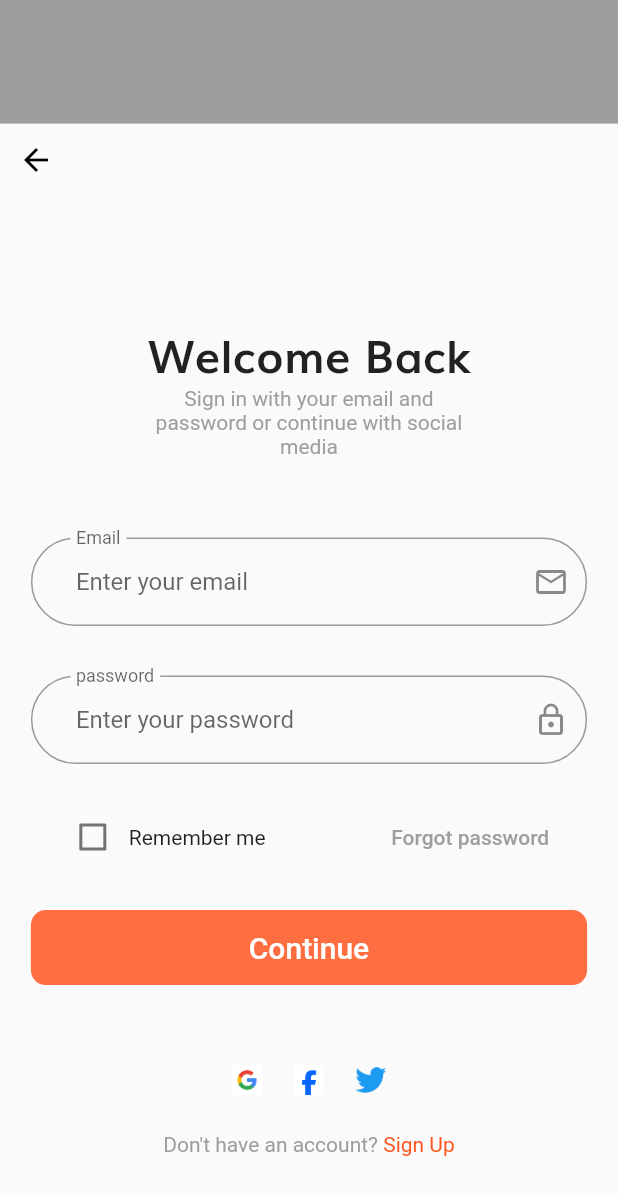
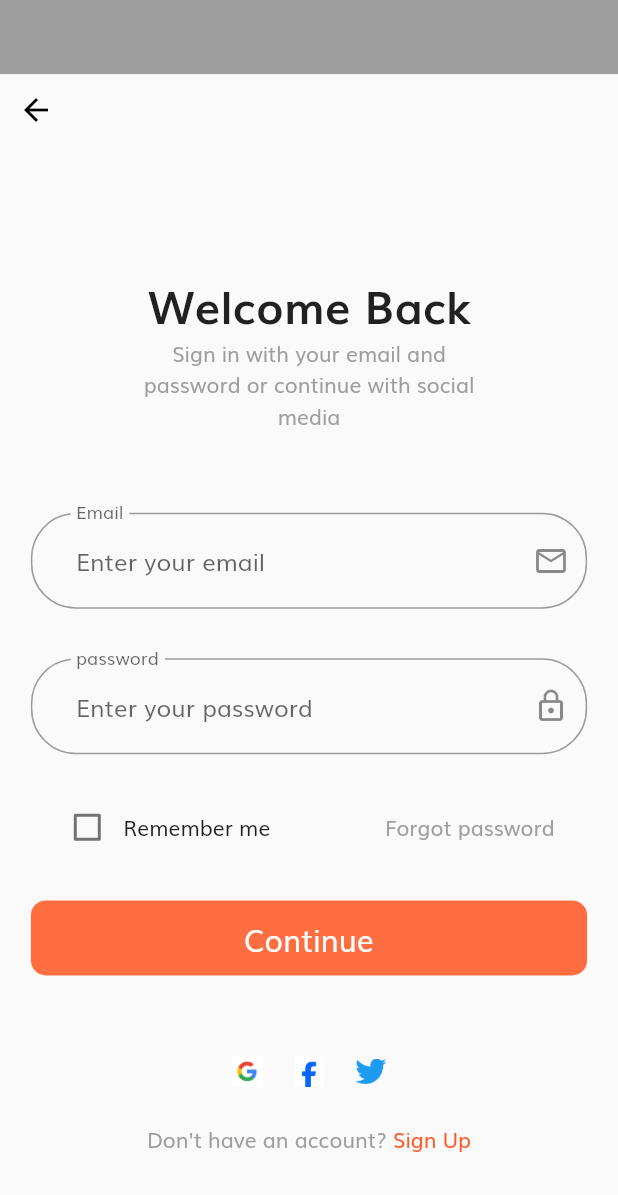
Before and after one commit to MahmoudMushtaha98/E-commerce, a Flutter app: the screen it shows after launch, on a phone screen of 412 x 824 dp. Shown: the top 1195 px of the screen. Run offline on Flutter 3.47's test engine with Material 2 defaults, Android fonts, the phone set to English and light mode, and no system bars; our stand-ins replace flutter_svg.

Commit message:
E-commerce App

```diff
--- a/lib/main.dart
+++ b/lib/main.dart
@@ -18,11 +18,11 @@ class MyApp extends StatelessWidget {
     return MaterialApp(
       theme: ThemeData(
         textTheme: const TextTheme(
-          bodyLarge: TextStyle(fontFamily:'MyFont' )
-        )
+          bodyLarge: TextStyle(fontFamily:'MyFont')
+        ),
       ),
       debugShowCheckedModeBanner: false,
-      home: SplashScreen(),
+      home: const SplashScreen(),
     );
   }
 }
--- a/lib/screen/sign_up/login_screen.dart
+++ b/lib/screen/sign_up/login_screen.dart
@@ -7,7 +7,6 @@ import 'package:evgo/widget/button_widget.dart';
 import 'package:evgo/widget/circle_widget.dart';
 import 'package:evgo/widget/header_widget.dart';
 import 'package:flutter/material.dart';
-import 'package:flutter/services.dart';
 
 class LoginScreen extends StatefulWidget {
   const LoginScreen({Key? key}) : super(key: key);
@@ -37,9 +36,9 @@ class _LoginScreenState extends State<LoginScreen> {
                 fontFamily: 'MyFont'
               ),),
               SizedBox(
-                width: width*0.55,
+                width: width*0.6,
                 child: const Text('Sign in with your email and password or continue with social media',
-                  style: TextStyle(color: Colors.grey),
+                  style: TextStyle(color: Colors.grey,fontFamily: 'MyFont'),
                   textAlign: TextAlign.center,
                 ),
               ),
@@ -59,13 +58,13 @@ class _LoginScreenState extends State<LoginScreen> {
                       isChecked = !isChecked;
                     });
                   },),
-                    const Text('Remember me'),],),
+                    const Text('Remember me',style: TextStyle(fontFamily: 'MyFont')),],),
 
                   TextButton(onPressed: () {
 
                   }, child: InkWell(
                       onTap: () => Navigator.push(context, MaterialPageRoute(builder: (context) => const ForgotPasswordWidget(),)),
-                      child: const Text('Forgot password', style: TextStyle(color: Colors.grey),)))
+                      child: const Text('Forgot password', style: TextStyle(color: Colors.grey,fontFamily: 'MyFont'),)))
                 ],
               ),
               SizedBox(height: height*0.03,),
@@ -91,9 +90,9 @@ class _LoginScreenState extends State<LoginScreen> {
               Row(
                 mainAxisAlignment: MainAxisAlignment.center,
                 children: [
-                  const Text("Don't have an account? ",style: TextStyle(color: Colors.grey)),
+                  const Text("Don't have an account? ",style: TextStyle(color: Colors.grey,fontFamily: 'MyFont')),
                   InkWell(
-                    child: const Text("Sign Up",style: TextStyle(color: Colors.deepOrange)),
+                    child: const Text("Sign Up",style: TextStyle(color: Colors.deepOrange,fontFamily: 'MyFont')),
                     onTap: () => Navigator.push(context, MaterialPageRoute(builder: (context) => const RegisterScreen(),)),
                   ),
                 ],
--- a/lib/screen/sign_up/splash_screen.dart
+++ b/lib/screen/sign_up/splash_screen.dart
@@ -15,7 +15,7 @@ class _SplashScreenState extends State<SplashScreen> {
   void initState() {
     super.initState();
     Timer(const Duration(seconds: 5), () {
-      Navigator.pushReplacement(context, MaterialPageRoute(builder: (context) => LoginScreen(),));
+      Navigator.pushReplacement(context, MaterialPageRoute(builder: (context) => const LoginScreen(),));
     });
   }
 
--- a/lib/widget/buildtextformfield.dart
+++ b/lib/widget/buildtextformfield.dart
@@ -21,8 +21,9 @@ class BuildTextFormField extends StatelessWidget {
               borderRadius: BorderRadius.circular(30),
               borderSide: const BorderSide(color: Colors.grey)
           ),
-          label: Text(hintText),
+          label: Text(hintText,style: const TextStyle(fontFamily: 'MyFont'),),
           hintText: label,
+          hintStyle: const TextStyle(fontFamily: 'MyFont'),
           suffixIcon: Icon(iconData),
           contentPadding: const EdgeInsets.only(left: 30,top: 40),
         ),
--- a/lib/widget/button_widget.dart
+++ b/lib/widget/button_widget.dart
@@ -18,7 +18,7 @@ class ButtonWidget extends StatelessWidget {
         style: const ButtonStyle(
           backgroundColor: MaterialStatePropertyAll(Colors.deepOrangeAccent),
           shape: MaterialStatePropertyAll(RoundedRectangleBorder(borderRadius: BorderRadius.all(Radius.circular(10)))),
-        ), child: const Text('Continue',style: TextStyle(color: Colors.white,fontSize: 20),),
+        ), child: const Text('Continue',style: TextStyle(color: Colors.white,fontSize: 20,fontFamily: 'MyFont'),),
       ),
     );
   }
--- a/lib/widget/header_widget.dart
+++ b/lib/widget/header_widget.dart
@@ -17,12 +17,13 @@ class HeaderWidget extends StatelessWidget {
       children: [
         Container(
           width: width,
-          height: height*0.1,
+          height: height*0.06,
           color: Colors.grey,
         ),
         Row(
           children: [
             IconButton(onPressed: () {
+              Navigator.pop(context);
             }, icon: const Icon(Icons.arrow_back_outlined,color: Colors.black,)),
           ],
         ),
```
Also changed, not shown: lib/screen/sign_up/complete_profile.dart (+5 -5 lines), lib/screen/sign_up/otp_screen.dart (+4 -3 lines), lib/screen/sign_up/register_screen.dart (+5 -5 lines).
